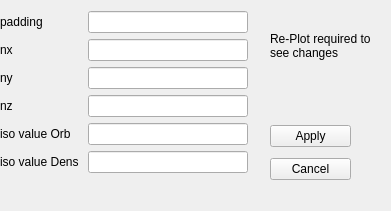
Above: modules/grid.ui from ts-quantum/OrbVista before the change. Below: the same form after it.
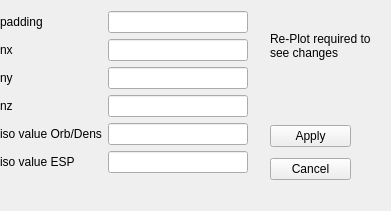
That is the form after the change.

```diff
--- a/modules/grid.ui
+++ b/modules/grid.ui
@@ -66,7 +66,7 @@
     <item row="4" column="0">
      <widget class="QLabel" name="label_5">
       <property name="text">
-       <string>iso value Orb</string>
+       <string>iso value Orb/Dens</string>
       </property>
      </widget>
     </item>
@@ -76,7 +76,7 @@
     <item row="5" column="0">
      <widget class="QLabel" name="label_6">
       <property name="text">
-       <string>iso value Dens </string>
+       <string>iso value ESP </string>
       </property>
      </widget>
     </item>
```
